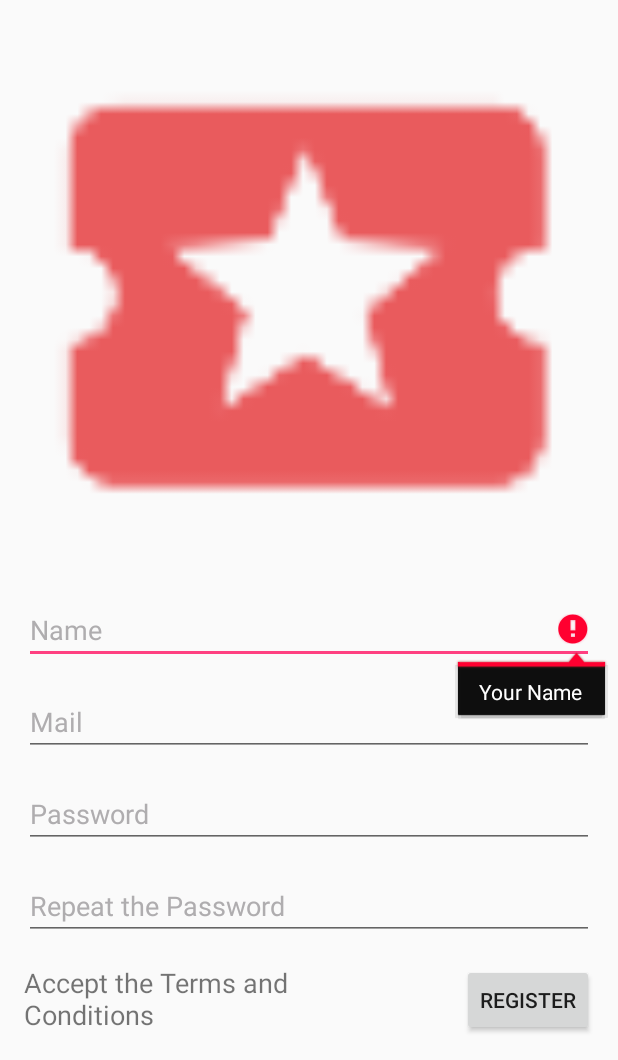
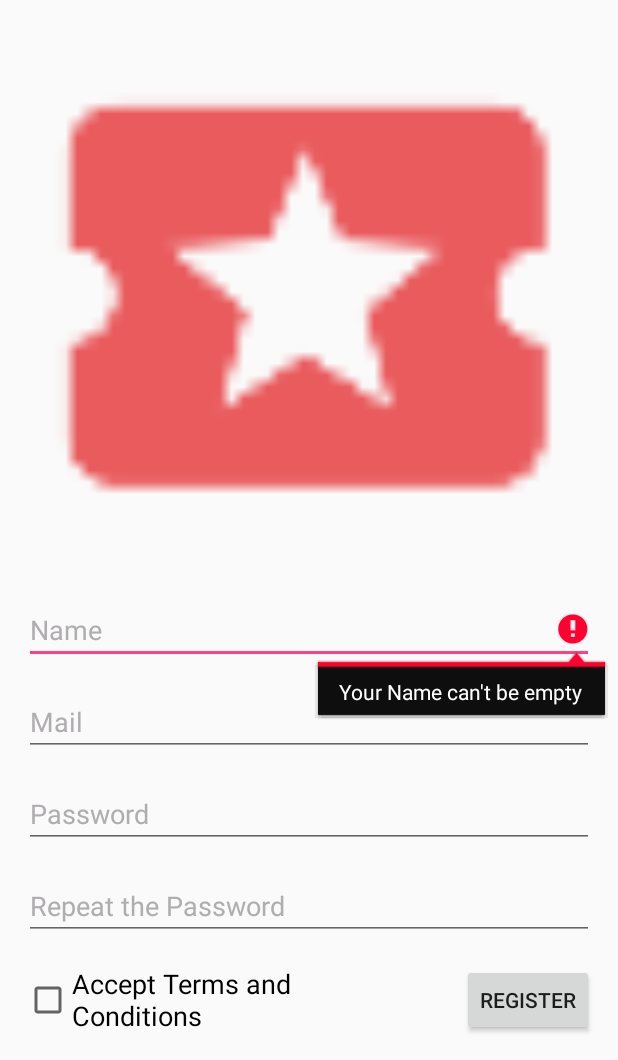
Before and after one commit to dturant/MeetApp, an Android app: the Register screen opened directly, with no data from a screen before it, after a tap on "REGISTER", on a phone screen of 412 x 824 dp, the part 176-1236 px from its top. Run offline under Robolectric (Android 15) with nearby library versions, the phone set to English and light mode, and no system bars.

Commit message:
Register fix and some login fix

```diff
--- a/app/src/main/java/com/example/dagna/meetapp/Register.java
+++ b/app/src/main/java/com/example/dagna/meetapp/Register.java
@@ -8,6 +8,7 @@ import android.support.v7.app.AppCompatActivity;
 import android.support.v7.widget.Toolbar;
 import android.text.TextUtils;
 import android.view.View;
+import android.widget.CheckBox;
 import android.widget.EditText;
 import android.widget.TextView;
 import android.widget.Toast;
@@ -28,25 +29,28 @@ public class Register extends AppCompatActivity {
         EditText email = (EditText) findViewById(R.id.editText2);
         EditText password = (EditText) findViewById(R.id.editText3);
         EditText password2 = (EditText) findViewById(R.id.editText4);
+        CheckBox checkBox = (CheckBox) findViewById(R.id.checkBox);
 
         String strNome = nome.getText().toString();
         String strEmail = email.getText().toString();
         String strPw = password.getText().toString();
         String strPw2 = password2.getText().toString();
 
-
         if(TextUtils.isEmpty(strNome)) {
-            nome.setError("Your Name");
+            nome.setError("Your Name can't be empty");
             return;
         } else if (TextUtils.isEmpty(strEmail)) {
-            email.setError("Your Email");
+            email.setError("Your Email can't be empty");
             return;
         } else if (TextUtils.isEmpty(strPw)) {
-            password.setError("Your Password");
+            password.setError("Your Password can't be empty");
             return;
         } else if (TextUtils.isEmpty(strPw2)) {
             password2.setError("Your Passwords need to match");
             return;
+        } else if (!checkBox.isChecked()){
+            Toast.makeText(getApplicationContext(), "You must accept Terms and Conditions",
+                    Toast.LENGTH_SHORT).show();
         } else {
             Intent intent = new Intent(this, MainActivity.class);
             startActivity(intent);
--- a/app/src/main/res/layout/content_register.xml
+++ b/app/src/main/res/layout/content_register.xml
@@ -86,19 +86,19 @@ tools:showIn="@layout/activity_register">
     android:textColorHint="#afadaf"
     android:textColorLink="@android:color/black" />
 
-    <TextView
-        android:id="@+id/textView3"
+    <CheckBox
+        android:id="@+id/checkBox"
         android:layout_width="wrap_content"
         android:layout_height="wrap_content"
-        android:text="Accept the Terms and Conditions"
-        android:textSize="18sp"
-        android:layout_alignTop="@+id/button2"
+        android:layout_alignEnd="@+id/textView"
+        android:layout_alignParentBottom="true"
         android:layout_alignParentLeft="true"
         android:layout_alignParentStart="true"
-        android:layout_alignParentBottom="true"
         android:layout_alignRight="@+id/textView"
-        android:layout_alignEnd="@+id/textView" />
-
+        android:layout_alignTop="@+id/button2"
+        android:text="@string/Terms"
+        android:textSize="18sp"
+        android:textColorLink="@android:color/black"/>
 <Button
     android:layout_width="wrap_content"
     android:layout_height="wrap_content"
--- a/app/src/main/res/values/strings.xml
+++ b/app/src/main/res/values/strings.xml
@@ -23,4 +23,5 @@
     <string name="Register">Register</string>
     <string name="Mail">Mail</string>
     <string name="Password2">Repeat the Password</string>
+    <string name="Terms">Accept Terms and Conditions</string>
 </resources>
```
Also changed, not shown: app/src/main/java/com/example/dagna/meetapp/Login.java (+15 -17 lines).
